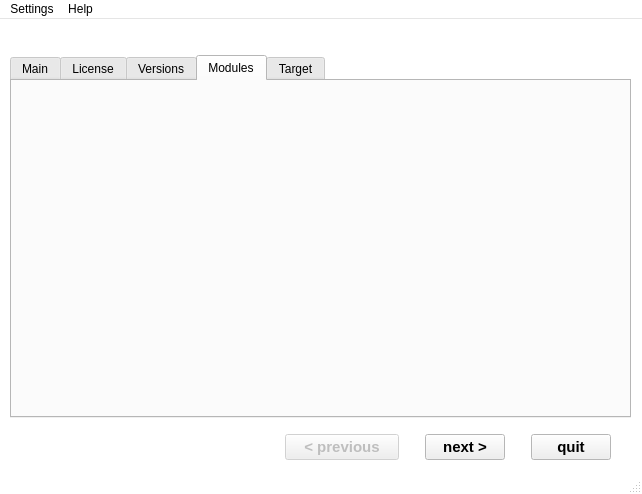
Qt form src/main/forms/main.ui (douglasbeniz/e3_pyqt_installer) before a commit.
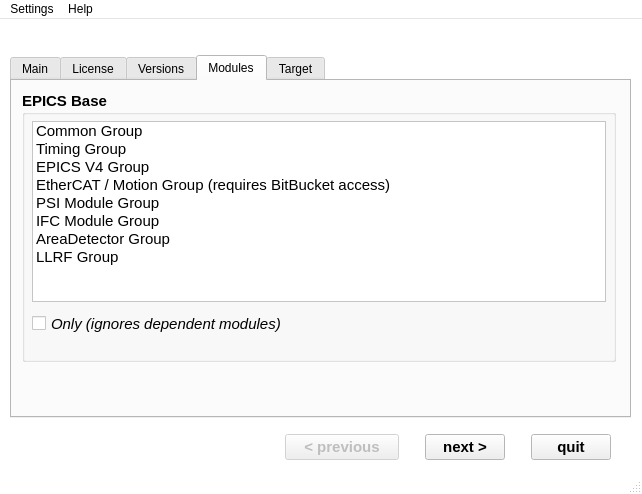
The same form after that commit. The open tabs and pages were chosen to show the change. Icons and pictures are not drawn.

Commit message: Implemented modules list

Patch:
```diff
--- a/src/main/forms/main.ui
+++ b/src/main/forms/main.ui
@@ -355,6 +355,129 @@
         <attribute name="title">
          <string>Modules</string>
         </attribute>
+        <widget class="QGroupBox" name="grpModules">
+         <property name="geometry">
+          <rect>
+           <x>10</x>
+           <y>10</y>
+           <width>594</width>
+           <height>271</height>
+          </rect>
+         </property>
+         <property name="font">
+          <font>
+           <pointsize>11</pointsize>
+           <weight>75</weight>
+           <bold>true</bold>
+          </font>
+         </property>
+         <property name="title">
+          <string>EPICS Base</string>
+         </property>
+         <widget class="QListWidget" name="lstModules">
+          <property name="geometry">
+           <rect>
+            <x>10</x>
+            <y>30</y>
+            <width>574</width>
+            <height>181</height>
+           </rect>
+          </property>
+          <property name="font">
+           <font>
+            <weight>50</weight>
+            <bold>false</bold>
+           </font>
+          </property>
+          <property name="selectionMode">
+           <enum>QAbstractItemView::MultiSelection</enum>
+          </property>
+          <item>
+           <property name="text">
+            <string>Common Group</string>
+           </property>
+           <property name="checkState">
+            <enum>Unchecked</enum>
+           </property>
+          </item>
+          <item>
+           <property name="text">
+            <string>Timing Group</string>
+           </property>
+           <property name="checkState">
+            <enum>Unchecked</enum>
+           </property>
+          </item>
+          <item>
+           <property name="text">
+            <string>EPICS V4 Group</string>
+           </property>
+           <property name="checkState">
+            <enum>Unchecked</enum>
+           </property>
+          </item>
+          <item>
+           <property name="text">
+            <string>EtherCAT / Motion Group (requires BitBucket access)</string>
+           </property>
+           <property name="checkState">
+            <enum>Unchecked</enum>
+           </property>
+          </item>
+          <item>
+           <property name="text">
+            <string>PSI Module Group</string>
+           </property>
+           <property name="checkState">
+            <enum>Unchecked</enum>
+           </property>
+          </item>
+          <item>
+           <property name="text">
+            <string>IFC Module Group</string>
+           </property>
+           <property name="checkState">
+            <enum>Unchecked</enum>
+           </property>
+          </item>
+          <item>
+           <property name="text">
+            <string>AreaDetector Group</string>
+           </property>
+           <property name="checkState">
+            <enum>Unchecked</enum>
+           </property>
+          </item>
+          <item>
+           <property name="text">
+            <string>LLRF Group</string>
+           </property>
+           <property name="checkState">
+            <enum>Unchecked</enum>
+           </property>
+          </item>
+         </widget>
+         <widget class="QCheckBox" name="chkOnly">
+          <property name="geometry">
+           <rect>
+            <x>10</x>
+            <y>220</y>
+            <width>571</width>
+            <height>25</height>
+           </rect>
+          </property>
+          <property name="font">
+           <font>
+            <weight>50</weight>
+            <italic>true</italic>
+            <bold>false</bold>
+           </font>
+          </property>
+          <property name="text">
+           <string>Only (ignores dependent modules)</string>
+          </property>
+         </widget>
+        </widget>
        </widget>
        <widget class="QWidget" name="tabTarget">
         <property name="enabled">
```
Left out of the diff: 7 changed lines with no effect on the pictures. The commit also changes 1 other file.
